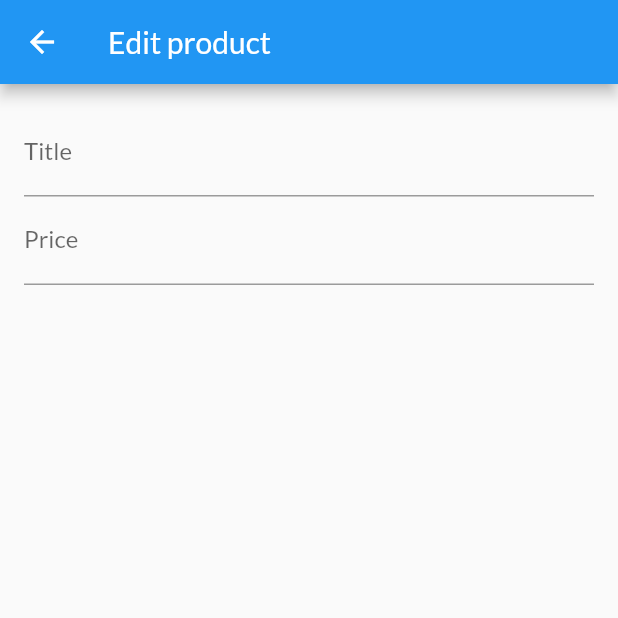
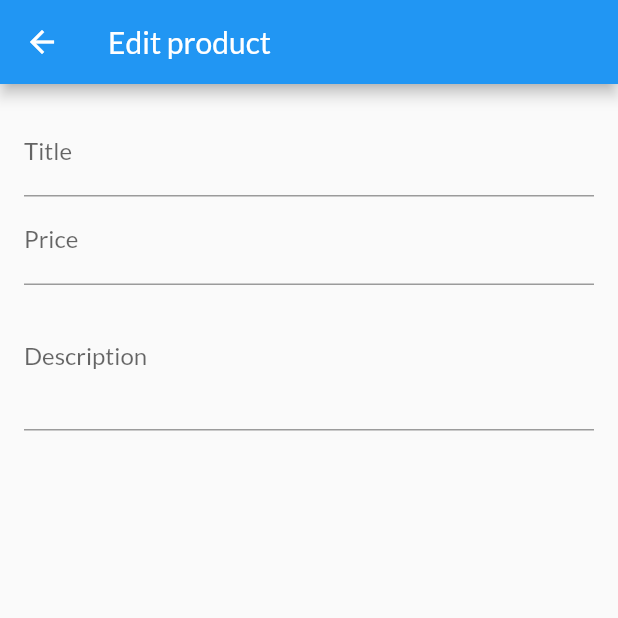
Before and after one commit to Damian9696/shop_app, a Flutter app: the EditProductScreen screen opened by its route, on a phone screen of 412 x 824 dp, the top half of it. Run offline on Flutter 3.47's test engine with Material 2 defaults, Android fonts, the phone set to English and light mode, and no system bars; network calls fail.

Commit message:
Created TextForm with multiline; Added dispose method to prevent memory leaks of FocusNode objects;

```diff
--- a/lib/screens/edit_product.dart
+++ b/lib/screens/edit_product.dart
@@ -9,6 +9,14 @@ class EditProductScreen extends StatefulWidget {
 
 class _EditProductScreenState extends State<EditProductScreen> {
   final _priceFocusNode = FocusNode();
+  final _descriptionFocusNode = FocusNode();
+
+  @override
+  void dispose() {
+    _priceFocusNode.dispose();
+    _descriptionFocusNode.dispose();
+    super.dispose();
+  }
 
   @override
   Widget build(BuildContext context) {
@@ -39,6 +47,17 @@ class _EditProductScreenState extends State<EditProductScreen> {
                 textInputAction: TextInputAction.next,
                 keyboardType: TextInputType.number,
                 focusNode: _priceFocusNode,
+                onFieldSubmitted: (value) {
+                  FocusScope.of(context).requestFocus(_descriptionFocusNode);
+                },
+              ),
+              TextFormField(
+                decoration: InputDecoration(
+                  labelText: 'Description',
+                ),
+                maxLines: 3,
+                keyboardType: TextInputType.multiline,
+                focusNode: _descriptionFocusNode,
               ),
             ],
           ),
```
